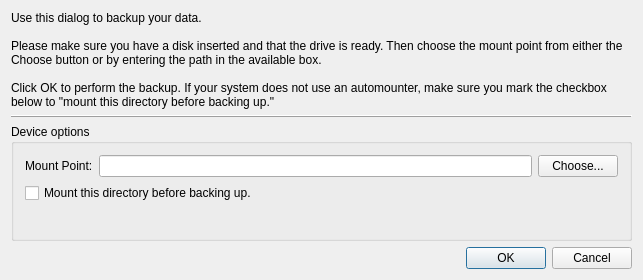
Qt form kmymoney/dialogs/kbackupdlgdecl.ui (KDE/kmymoney) before a commit.
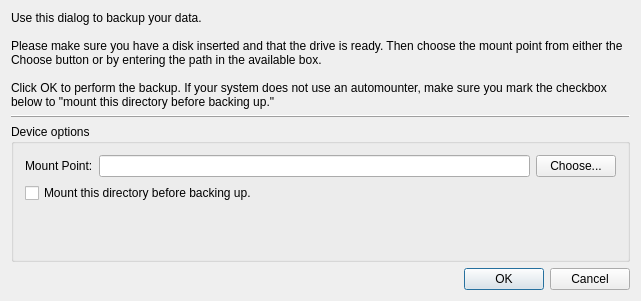
The same form after that commit. Custom widgets are drawn as their Qt base class.

```diff
--- a/kmymoney/dialogs/kbackupdlgdecl.ui
+++ b/kmymoney/dialogs/kbackupdlgdecl.ui
@@ -5,6 +5,14 @@
   <exportmacro></exportmacro>
   <class>kbackupdlgdecl</class>
   <widget class="QDialog" name="kbackupdlgdecl">
+  <property name="geometry">
+   <rect>
+    <x>0</x>
+    <y>0</y>
+    <width>641</width>
+    <height>301</height>
+   </rect>
+  </property>
     <property name="windowTitle">
       <string>Backup</string>
     </property>
```
Left out of the diff: 116 changed lines with no effect on the pictures. Lines whose indentation alone changed are shown as unchanged.
